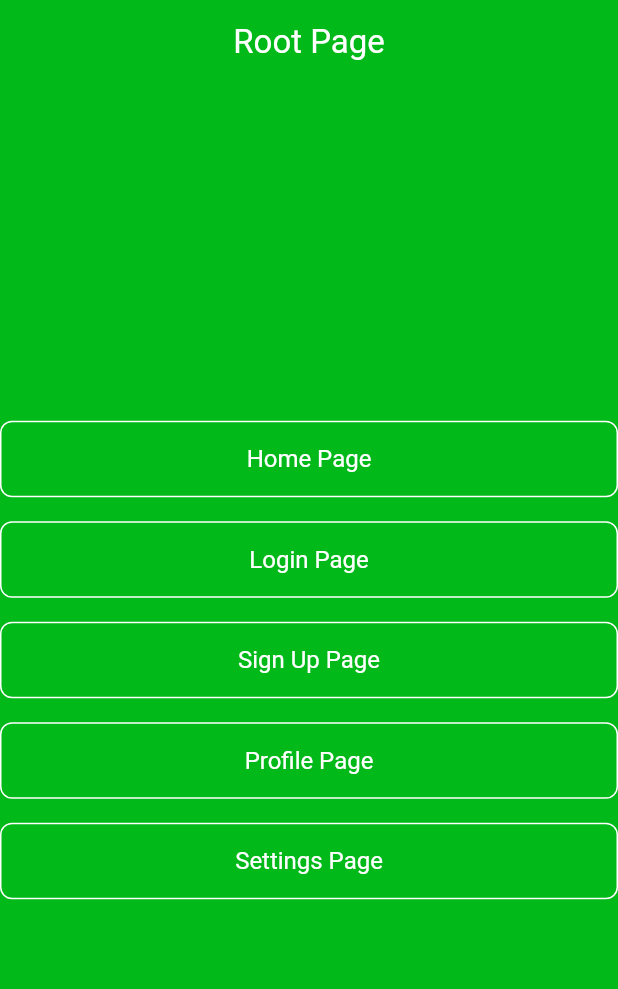
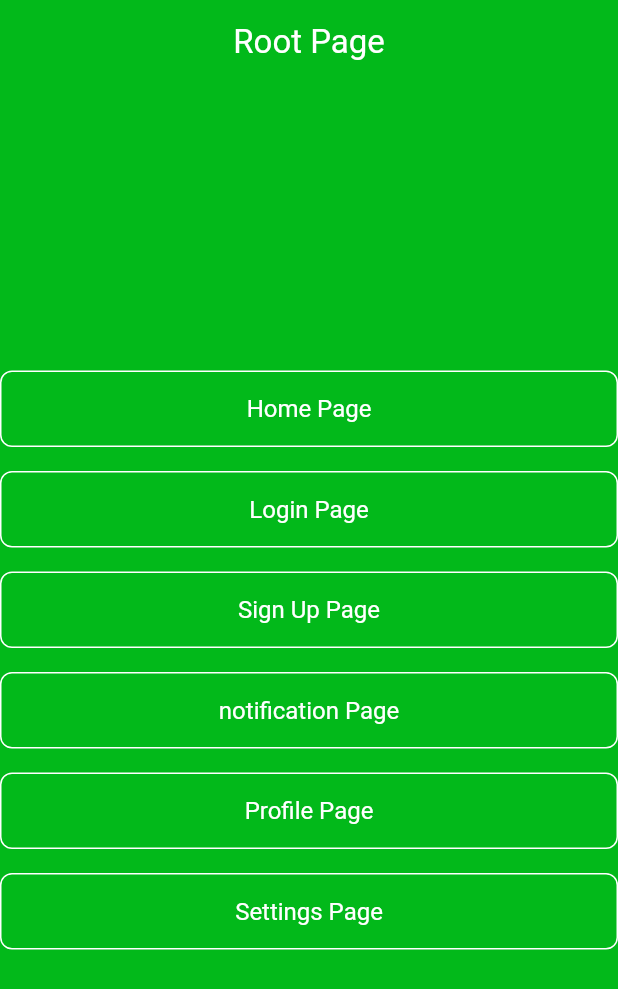
Before and after one commit to ImeshNaveen/Panchikawaththa-MAD-Final-Course-Work, a Flutter app: the screen it shows after launch, on a phone screen of 412 x 824 dp. Shown: the top 989 px of the screen. Run offline on Flutter 3.47's test engine with Material 3 defaults, Android fonts, the phone set to English and light mode, and no system bars.

Commit message:
root updated

```diff
--- a/lib/pages/Root.dart
+++ b/lib/pages/Root.dart
@@ -2,6 +2,7 @@ import 'package:flutter/material.dart';
 import 'login_page.dart';
 import 'sign_up.dart';
 import 'home.dart';
+import 'notification.dart';
 
 class RootPage extends StatelessWidget {
   const RootPage({super.key});
@@ -115,6 +116,31 @@ class RootPage extends StatelessWidget {
                       ),
                     ),
                     onPressed: () {
+                      Navigator.push(
+                        context,
+                        MaterialPageRoute(builder: (context) => NotificationsPage()),
+                      );
+                    },
+                    child: Text('notification Page'),
+                  ),
+                ),
+              ),
+              Padding(
+                padding: const EdgeInsets.symmetric(vertical: 8.0),
+                child: SizedBox(
+                  width: double.infinity,
+                  child: TextButton(
+                    style: TextButton.styleFrom(
+                      foregroundColor: Colors.white,
+                      backgroundColor: Colors.transparent,
+                      padding: EdgeInsets.all(16.0),
+                      textStyle: TextStyle(fontSize: 16),
+                      side: BorderSide(color: Colors.white),
+                      shape: RoundedRectangleBorder(
+                        borderRadius: BorderRadius.circular(8.0),
+                      ),
+                    ),
+                    onPressed: () {
                       // Add navigation to ProfilePage here
                       print("Profile Page Pressed");
                     },
```
